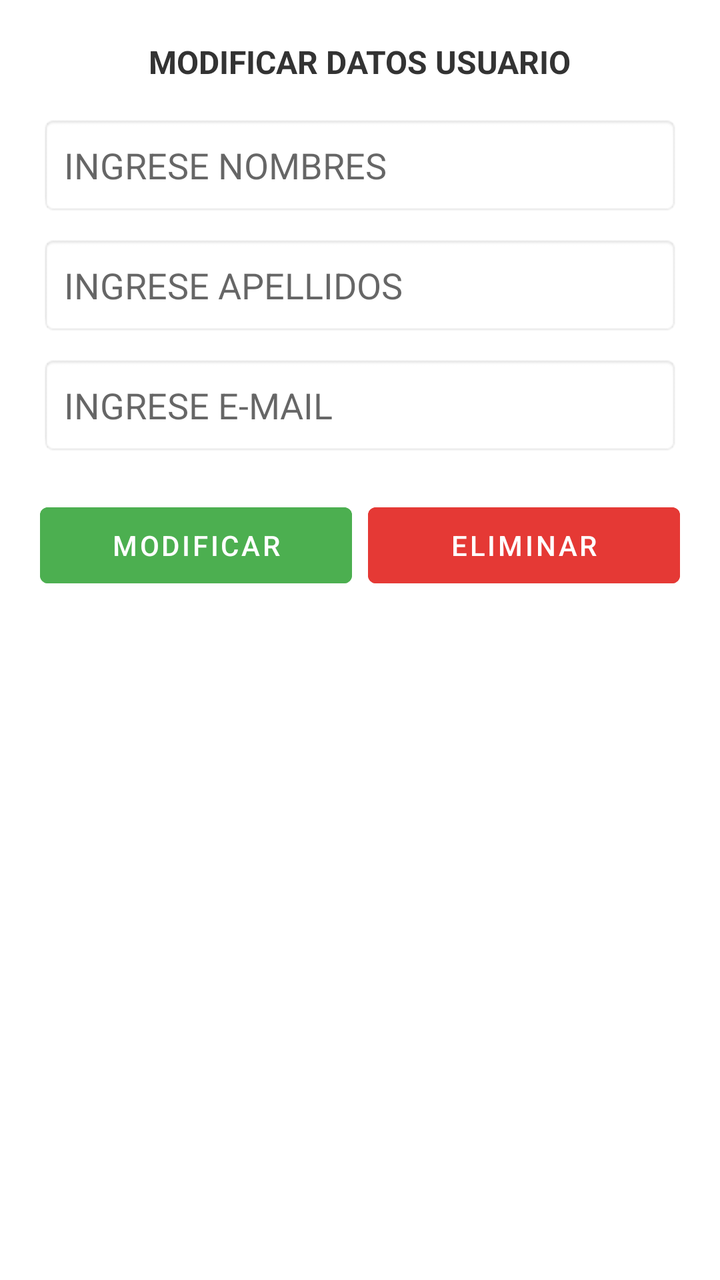
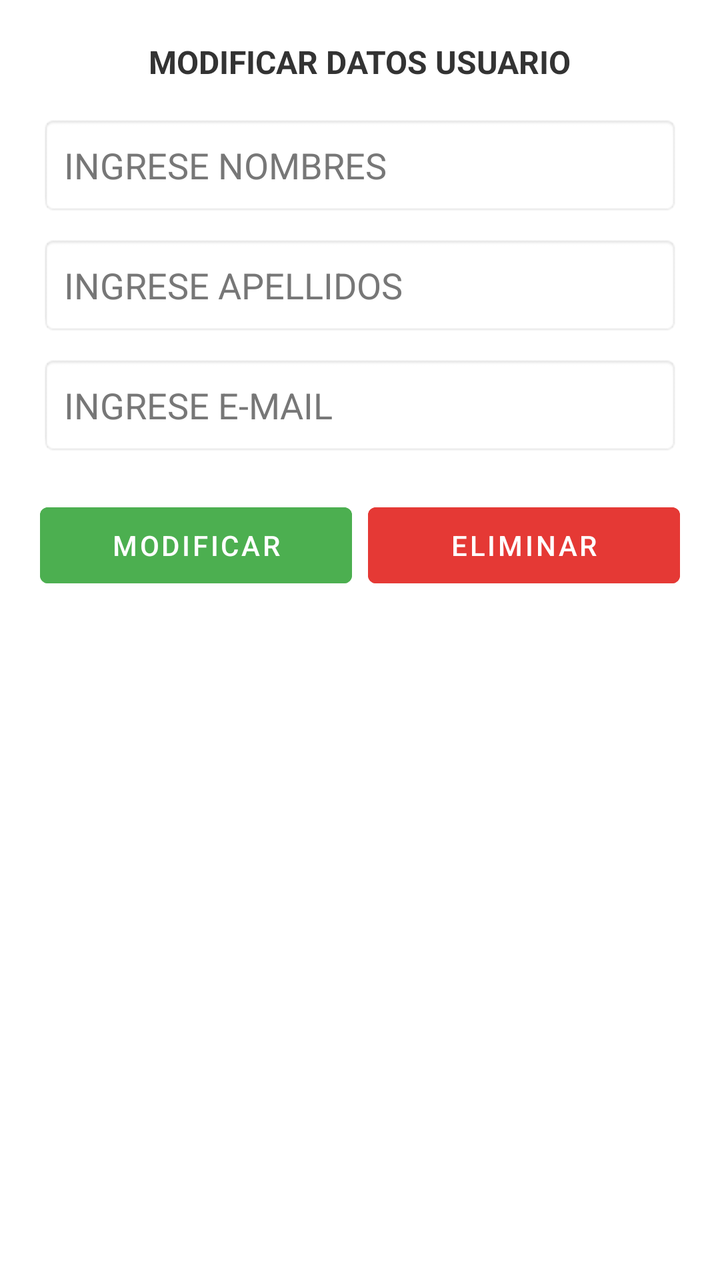

Compare the two renders of this Android layout. The source of the first and the diff that turns it into the second are given below.
<!-- AndroidManifest.xml: application theme Theme.MaterialComponents.DayNight.NoActionBar -->
<!-- res/layout/dialog_edit_user.xml -->
<?xml version="1.0" encoding="utf-8"?>
<LinearLayout xmlns:android="http://schemas.android.com/apk/res/android"
    android:layout_width="match_parent"
    android:layout_height="wrap_content"
    android:orientation="vertical"
    android:padding="20dp"
    android:background="#FFFFFF">

    <TextView
        android:layout_width="wrap_content"
        android:layout_height="wrap_content"
        android:text="MODIFICAR DATOS USUARIO"
        android:textSize="16sp"
        android:textStyle="bold"
        android:textColor="#333333"
        android:layout_gravity="center"
        android:layout_marginBottom="16dp" />

    <EditText
        android:id="@+id/etEditNombres"
        android:layout_width="match_parent"
        android:layout_height="50dp"
        android:hint="INGRESE NOMBRES"
        android:paddingHorizontal="12dp"
        android:background="@android:drawable/editbox_background"
        android:layout_marginBottom="10dp" />

    <EditText
        android:id="@+id/etEditApellidos"
        android:layout_width="match_parent"
        android:layout_height="50dp"
        android:hint="INGRESE APELLIDOS"
        android:paddingHorizontal="12dp"
        android:background="@android:drawable/editbox_background"
        android:layout_marginBottom="10dp" />

    <EditText
        android:id="@+id/etEditEmail"
        android:layout_width="match_parent"
        android:layout_height="50dp"
        android:hint="INGRESE E-MAIL"
        android:inputType="textEmailAddress"
        android:paddingHorizontal="12dp"
        android:background="@android:drawable/editbox_background"
        android:layout_marginBottom="20dp" />

    <LinearLayout
        android:layout_width="match_parent"
        android:layout_height="wrap_content"
        android:orientation="horizontal">

        <Button
            android:id="@+id/btnDialogModificar"
            android:layout_width="0dp"
            android:layout_height="50dp"
            android:layout_weight="1"
            android:text="MODIFICAR"
            android:backgroundTint="#4CAF50"
            android:textColor="#FFFFFF"
            android:layout_marginEnd="8dp" />

        <Button
            android:id="@+id/btnDialogEliminar"
            android:layout_width="0dp"
            android:layout_height="50dp"
            android:layout_weight="1"
            android:text="ELIMINAR"
            android:backgroundTint="#E53935"
            android:textColor="#FFFFFF" />
    </LinearLayout>
</LinearLayout>
<!-- resources referenced by this layout -->
<resources>

</resources>

<!-- the commit's change to res/layout/dialog_edit_user.xml (unified diff, before → after) -->
@@ -23,6 +23,8 @@
         android:hint="INGRESE NOMBRES"
         android:paddingHorizontal="12dp"
         android:background="@android:drawable/editbox_background"
+        android:textColor="#000000"
+        android:textColorHint="#777777"
         android:layout_marginBottom="10dp" />
 
     <EditText
@@ -32,6 +34,8 @@
         android:hint="INGRESE APELLIDOS"
         android:paddingHorizontal="12dp"
         android:background="@android:drawable/editbox_background"
+        android:textColor="#000000"
+        android:textColorHint="#777777"
         android:layout_marginBottom="10dp" />
 
     <EditText
@@ -42,6 +46,8 @@
         android:inputType="textEmailAddress"
         android:paddingHorizontal="12dp"
         android:background="@android:drawable/editbox_background"
+        android:textColor="#000000"
+        android:textColorHint="#777777"
         android:layout_marginBottom="20dp" />
 
     <LinearLayout
